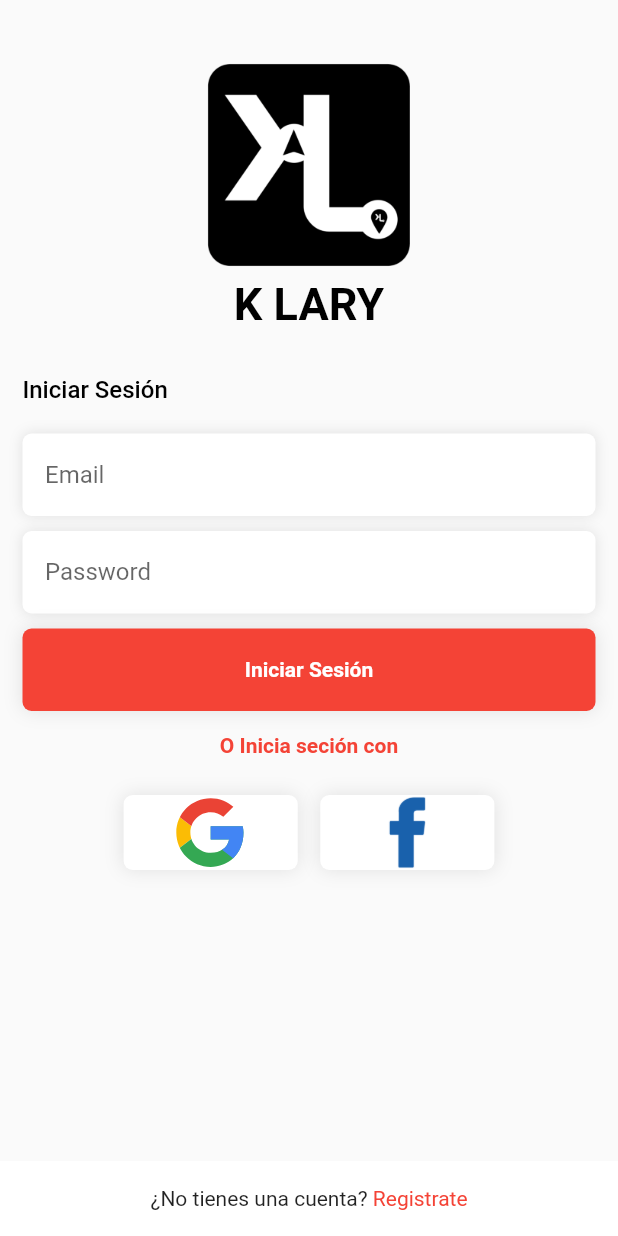
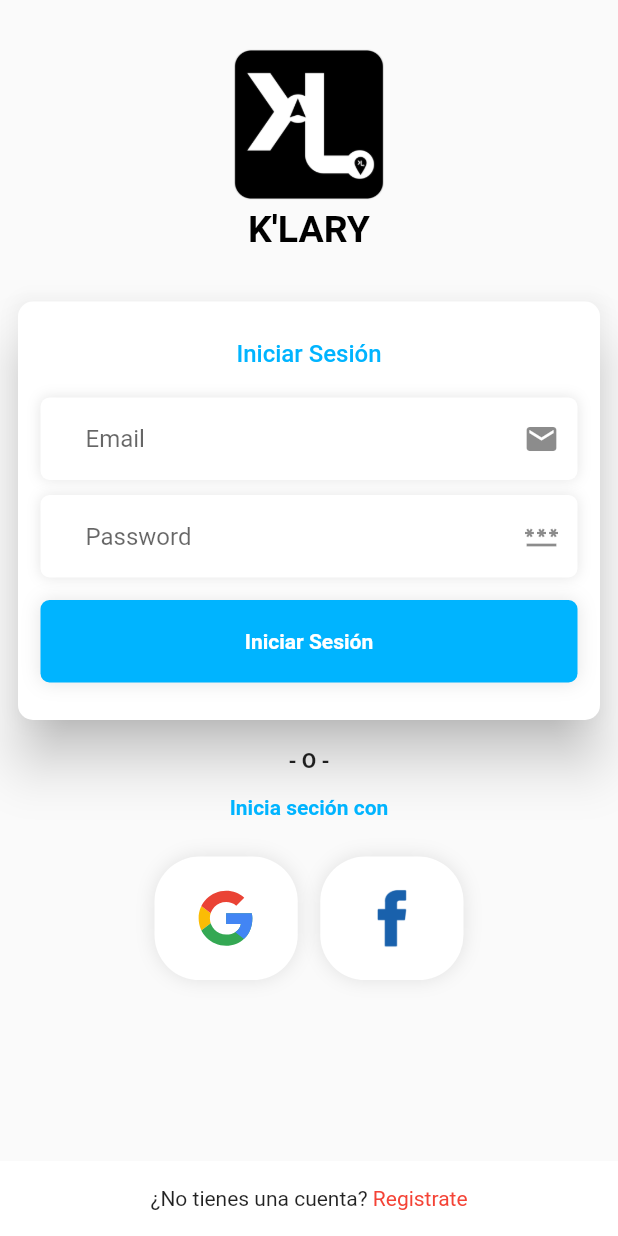
Before and after one commit to Theborycuas/kalary_app, a Flutter app: the LoginScreen screen opened directly, on a phone screen of 412 x 824 dp. Run offline on Flutter 3.47's test engine with Material 2 defaults, Android fonts, the phone set to English and light mode, and no system bars; our stand-ins replace flutter_svg, get, hexcolor.

Commit message:
Login & Register UI

```diff
--- a/lib/screen/login_screen.dart
+++ b/lib/screen/login_screen.dart
@@ -1,4 +1,6 @@
 import 'package:flutter/material.dart';
+import 'package:kalary_app/screen/register_sceen.dart';
+import 'package:kalary_app/theme/app_theme.dart';
 import 'package:kalary_app/witgets/button.dart';
 import 'package:kalary_app/witgets/social_icon_login.dart';
 
@@ -15,8 +17,13 @@ class LoginScreen extends StatelessWidget {
       body: SingleChildScrollView(
         child: SafeArea(
             child: Container(
+          // decoration: const BoxDecoration(
+          //     gradient: LinearGradient(colors: [
+          //   Colors.white,
+          //   Color.fromARGB(255, 200, 233, 255),
+          // ])),
           width: double.infinity,
-          padding: const EdgeInsets.all(15.0),
+          padding: const EdgeInsets.all(8.0),
           child: Column(
             crossAxisAlignment: CrossAxisAlignment.start,
             children: [
@@ -36,41 +43,52 @@ class LoginScreen extends StatelessWidget {
                 alignment: Alignment.center,
                 child: const Image(
                   image: AssetImage('assets/img/logokalary.png'),
-                  width: 150,
-                  height: 150,
+                  width: 110,
+                  height: 110,
                 ),
               ),
               Container(
                 alignment: Alignment.center,
                 child: const Text(
-                  'K LARY',
+                  "K'LARY",
                   style: TextStyle(
                       color: Colors.black,
-                      fontSize: 30,
+                      fontSize: 25,
                       fontWeight: FontWeight.bold),
                 ),
               ),
               const SizedBox(
                 height: 30,
               ),
-              const Text(
+
+              ///EMAIL
+              Card(
+                elevation: 15,
+                shape: RoundedRectangleBorder(
+                    borderRadius: BorderRadius.circular(10)),
+                child: Container(
+                  padding:
+                      const EdgeInsets.symmetric(horizontal: 15, vertical: 25),
+                  child: Column(children: [
+                    Container(
+                      alignment: Alignment.center,
+                      child: const Text(
                         'Iniciar Sesión',
                         style: TextStyle(
-                    color: Colors.black,
+                            color: AppTheme.primary,
                             fontSize: 16,
                             fontWeight: FontWeight.w500),
+                      ),
                     ),
                     const SizedBox(
                       height: 20,
                     ),
-
-              ///EMAIL
                     TextFormGlobalScreen(
                         controller: emailController,
                         text: 'Email',
                         textInputType: TextInputType.emailAddress,
                         obscure: false,
-              ),
+                        icon: Icons.email),
                     const SizedBox(
                       height: 10,
                     ),
@@ -81,13 +99,16 @@ class LoginScreen extends StatelessWidget {
                         text: 'Password',
                         textInputType: TextInputType.visiblePassword,
                         obscure: true,
-              ),
+                        icon: Icons.password),
                     const SizedBox(
-                height: 10,
+                      height: 15,
                     ),
 
                     ///Button
                     const ButtonGlobalScreen(),
+                  ]),
+                ),
+              ),
 
               const SizedBox(
                 height: 15,
@@ -105,13 +126,17 @@ class LoginScreen extends StatelessWidget {
         alignment: Alignment.center,
         child: Row(
           mainAxisAlignment: MainAxisAlignment.center,
-          children: const [
-            Text('¿No tienes una cuenta? '),
+          children: [
+            const Text('¿No tienes una cuenta? '),
             InkWell(
-              child: Text(
+              child: const Text(
                 'Registrate',
                 style: TextStyle(color: Colors.red),
               ),
+              onTap: () {
+                Navigator.push(context,
+                    MaterialPageRoute(builder: (context) => RegisterScreen()));
+              },
             )
           ],
         ),
--- /dev/null
+++ b/lib/theme/app_theme.dart
@@ -0,0 +1,6 @@
+import 'package:flutter/material.dart';
+
+class AppTheme {
+  static const Color primary = Color.fromARGB(255, 0, 180, 255);
+  static const Color secundary = Color.fromARGB(255, 255, 230, 0);
+}
--- a/lib/witgets/button.dart
+++ b/lib/witgets/button.dart
@@ -1,4 +1,5 @@
 import 'package:flutter/material.dart';
+import 'package:kalary_app/theme/app_theme.dart';
 
 class ButtonGlobalScreen extends StatelessWidget {
   const ButtonGlobalScreen({Key? key}) : super(key: key);
@@ -13,7 +14,7 @@ class ButtonGlobalScreen extends StatelessWidget {
         alignment: Alignment.center,
         height: 55,
         decoration: BoxDecoration(
-            color: Colors.red,
+            color: AppTheme.primary,
             borderRadius: BorderRadius.circular(6),
             boxShadow: [
               BoxShadow(color: Colors.black.withOpacity(0.1), blurRadius: 10)
--- a/lib/witgets/social_icon_login.dart
+++ b/lib/witgets/social_icon_login.dart
@@ -1,5 +1,6 @@
 import 'package:flutter/material.dart';
 import 'package:flutter_svg/flutter_svg.dart';
+import 'package:kalary_app/theme/app_theme.dart';
 
 class SocialIconLoginScreen extends StatelessWidget {
   const SocialIconLoginScreen({Key? key}) : super(key: key);
@@ -11,15 +12,27 @@ class SocialIconLoginScreen extends StatelessWidget {
         Container(
           alignment: Alignment.center,
           child: const Text(
-            'O Inicia seción con',
-            style: TextStyle(color: Colors.red, fontWeight: FontWeight.w600),
+            '- O -',
+            style: TextStyle(fontWeight: FontWeight.w600),
+          ),
+        ),
+        const SizedBox(
+          height: 15,
+        ),
+        Container(
+          alignment: Alignment.center,
+          child: const Text(
+            'Inicia seción con',
+            style:
+                TextStyle(color: AppTheme.primary, fontWeight: FontWeight.w600),
           ),
         ),
         const SizedBox(
           height: 25,
         ),
         Container(
-          width: MediaQuery.of(context).size.width * 0.6,
+          width: MediaQuery.of(context).size.width * 0.5,
+          height: MediaQuery.of(context).size.width * 0.2,
           child: Row(
             children: [
               ///GOOGLE
@@ -28,7 +41,7 @@ class SocialIconLoginScreen extends StatelessWidget {
                   alignment: Alignment.center,
                   decoration: BoxDecoration(
                       color: Colors.white,
-                      borderRadius: BorderRadius.circular(6),
+                      borderRadius: BorderRadius.circular(30),
                       boxShadow: [
                         BoxShadow(
                           color: Colors.black.withOpacity(0.1),
@@ -37,7 +50,7 @@ class SocialIconLoginScreen extends StatelessWidget {
                       ]),
                   child: SvgPicture.asset(
                     'assets/img/google.svg',
-                    height: 50,
+                    height: 40,
                   ),
                 ),
               ),
@@ -51,7 +64,7 @@ class SocialIconLoginScreen extends StatelessWidget {
                     alignment: Alignment.center,
                     decoration: BoxDecoration(
                         color: Colors.white,
-                        borderRadius: BorderRadius.circular(6),
+                        borderRadius: BorderRadius.circular(30),
                         boxShadow: [
                           BoxShadow(
                             color: Colors.black.withOpacity(0.1),
@@ -60,7 +73,7 @@ class SocialIconLoginScreen extends StatelessWidget {
                         ]),
                     child: Image.asset(
                       'assets/img/facebookpng.png',
-                      width: 50,
+                      width: 40,
                     )),
               ),
             ],
--- a/lib/witgets/text_form.dart
+++ b/lib/witgets/text_form.dart
@@ -6,12 +6,14 @@ class TextFormGlobalScreen extends StatelessWidget {
       required this.controller,
       required this.text,
       required this.textInputType,
-      required this.obscure})
+      required this.obscure,
+      required this.icon})
       : super(key: key);
   final TextEditingController controller;
   final String text;
   final TextInputType textInputType;
   final bool obscure;
+  final IconData icon;
 
   @override
   Widget build(BuildContext context) {
@@ -30,9 +32,12 @@ class TextFormGlobalScreen extends StatelessWidget {
         obscureText: obscure,
         decoration: InputDecoration(
             hintText: text,
+            suffixIcon: Icon(icon),
             border: InputBorder.none,
-            contentPadding: EdgeInsets.all(0),
-            hintStyle: TextStyle(height: 1)),
+            contentPadding: const EdgeInsets.all(15),
+            hintStyle: const TextStyle(
+              height: 1,
+            )),
       ),
     );
   }
```
Also changed, not shown: lib/screen/register_sceen.dart (added, +153 -0 lines), lib/screen/splash_screen.dart (+23 -8 lines). Lines whose indentation alone changed are shown as unchanged.
